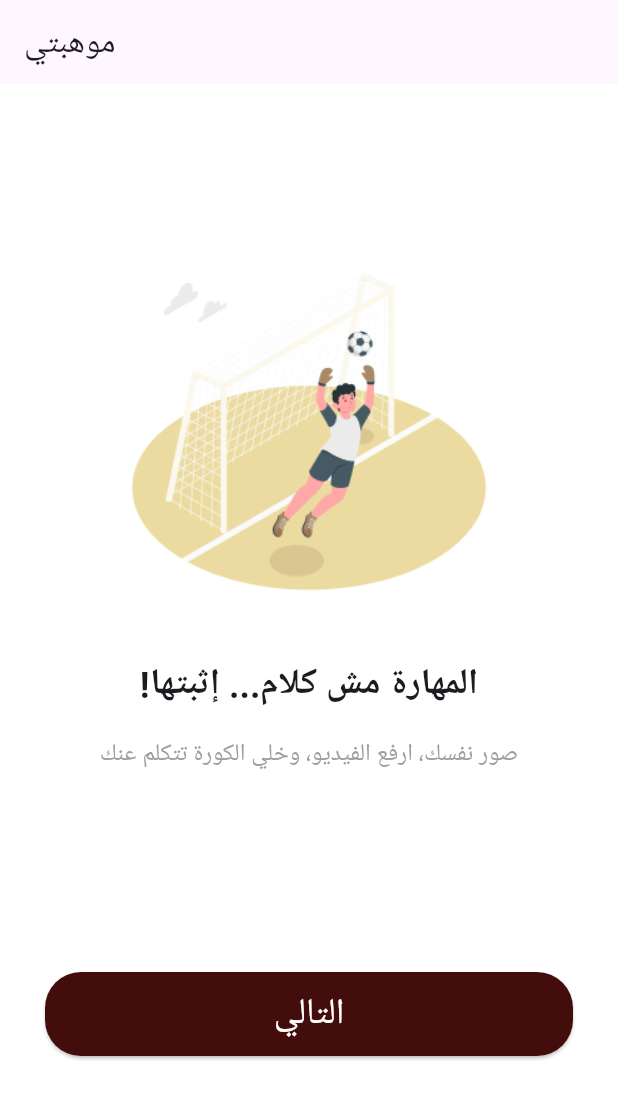
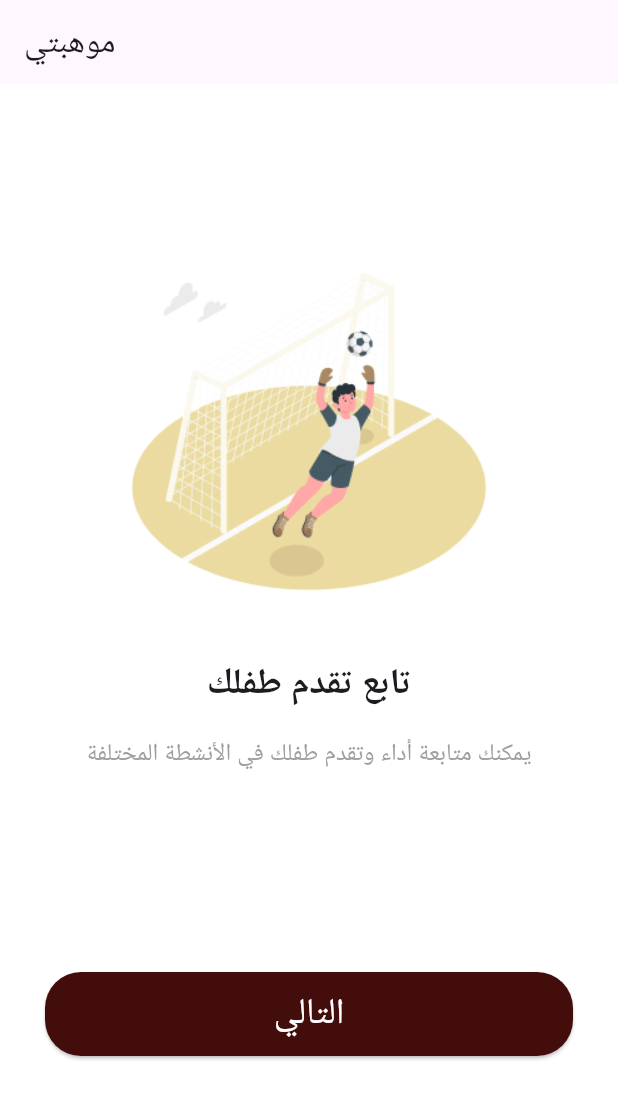
Before and after one commit to MohamedOsama012/mawhibty, a Flutter app: the screen it shows after launch, after a tap on "التالي", on a phone screen of 412 x 824 dp. Shown: the top 1099 px of the screen. Run offline on Flutter 3.47's test engine with Material 3 defaults, Android fonts, the phone set to English and light mode, and no system bars; our stand-ins replace flutter_bloc.

Commit message:
better onboadring

```diff
--- a/lib/main.dart
+++ b/lib/main.dart
@@ -1,5 +1,4 @@
 import 'package:flutter/material.dart';
-import 'package:mawhibty/constants/colors.dart';
 import 'package:mawhibty/views/start/splash_screen.dart';
 
 void main() {
--- a/lib/views/start/onboarding_screen.dart
+++ b/lib/views/start/onboarding_screen.dart
@@ -1,14 +1,37 @@
 import 'package:flutter/material.dart';
-import 'package:flutter_bloc/flutter_bloc.dart';
 import 'package:mawhibty/constants/colors.dart';
-import 'package:mawhibty/controllers/cubit/onboarding_cubit.dart';
-import 'package:mawhibty/controllers/states/onboarding_states.dart';
 import 'package:mawhibty/views/auth/screens/login_screen.dart';
 
-class OnboardingScreen extends StatelessWidget {
+class OnboardingScreen extends StatefulWidget {
   const OnboardingScreen({super.key});
 
-  void _onDone(BuildContext context) {
+  @override
+  State<OnboardingScreen> createState() => _OnboardingScreenState();
+}
+
+class _OnboardingScreenState extends State<OnboardingScreen> {
+  final PageController controller = PageController();
+  bool isLastPage = false;
+
+  final List<Map<String, String>> onboardingData = [
+    {
+      'image': 'assets/images/onboarding1.jpg',
+      'title': 'مرحباً بك في موهبتي',
+      'desc': 'منصة لاكتشاف وتنمية مهارات ومواهب الأطفال'
+    },
+    {
+      'image': 'assets/images/onboarding2.jpg',
+      'title': 'تابع تقدم طفلك',
+      'desc': 'يمكنك متابعة أداء وتقدم طفلك في الأنشطة المختلفة'
+    },
+    {
+      'image': 'assets/images/onboarding3.jpg',
+      'title': 'ابدأ الآن',
+      'desc': 'سجّل الآن وابدأ في رحلة تطوير مهارات طفلك'
+    },
+  ];
+
+  void _onDone() {
     Navigator.pushReplacement(
       context,
       MaterialPageRoute(builder: (context) => const LoginScreen()),
@@ -41,45 +64,30 @@ class OnboardingScreen extends StatelessWidget {
 
   @override
   Widget build(BuildContext context) {
-    final PageController controller = PageController();
-
-    return BlocProvider(
-      create: (BuildContext context) {
-        return OnboardingCubit();
-      },
-      child: BlocConsumer<OnboardingCubit, OnboardingStates>(
-        listener: (BuildContext context, OnboardingStates state) {},
-        builder: (BuildContext context, OnboardingStates state) {
-          final cubit = OnboardingCubit.get(context);
     return Scaffold(
       appBar: AppBar(
-              title: Text(
-                'موهبتي',
-              ),
+        title: const Text('موهبتي'),
       ),
       backgroundColor: Colors.white,
       body: Column(
         children: [
           Expanded(
-                  child: ValueListenableBuilder<int>(
-                    valueListenable: ValueNotifier<int>(0),
-                    builder: (context, currentPage, _) {
-                      return PageView.builder(
+            child: PageView.builder(
               controller: controller,
-                        itemCount: cubit.onboardingData.length,
+              itemCount: onboardingData.length,
               onPageChanged: (index) {
-                          ValueNotifier<int>(index).value = index;
+                setState(() {
+                  isLastPage = index == onboardingData.length - 1;
+                });
               },
               itemBuilder: (_, index) =>
-                            _buildPageContent(cubit.onboardingData[index]),
-                      );
-                    },
+                  _buildPageContent(onboardingData[index]),
             ),
           ),
           const SizedBox(height: 30),
           Padding(
-                  padding: const EdgeInsets.only(
-                      left: 30.0, right: 30.0, bottom: 80.0),
+            padding:
+                const EdgeInsets.only(left: 30.0, right: 30.0, bottom: 80.0),
             child: SizedBox(
               width: double.infinity,
               child: ElevatedButton(
@@ -91,9 +99,8 @@ class OnboardingScreen extends StatelessWidget {
                   ),
                 ),
                 onPressed: () {
-                        if (cubit.currentPage ==
-                            cubit.onboardingData.length - 1) {
-                          _onDone(context);
+                  if (isLastPage) {
+                    _onDone();
                   } else {
                     controller.nextPage(
                       duration: const Duration(milliseconds: 300),
@@ -102,13 +109,12 @@ class OnboardingScreen extends StatelessWidget {
                   }
                 },
                 child: Text(
-                        cubit.currentPage == cubit.onboardingData.length - 1
-                            ? 'Get Started'
-                            : 'التالي',
+                  isLastPage ? 'ابدأ' : 'التالي',
                   style: const TextStyle(
                     fontSize: 24,
                     color: Colors.white,
-                            fontWeight: FontWeight.w500),
+                    fontWeight: FontWeight.w500,
+                  ),
                 ),
               ),
             ),
@@ -117,8 +123,5 @@ class OnboardingScreen extends StatelessWidget {
         ],
       ),
     );
-        },
-      ),
-    );
   }
 }
```
Lines whose indentation alone changed are shown as unchanged.
